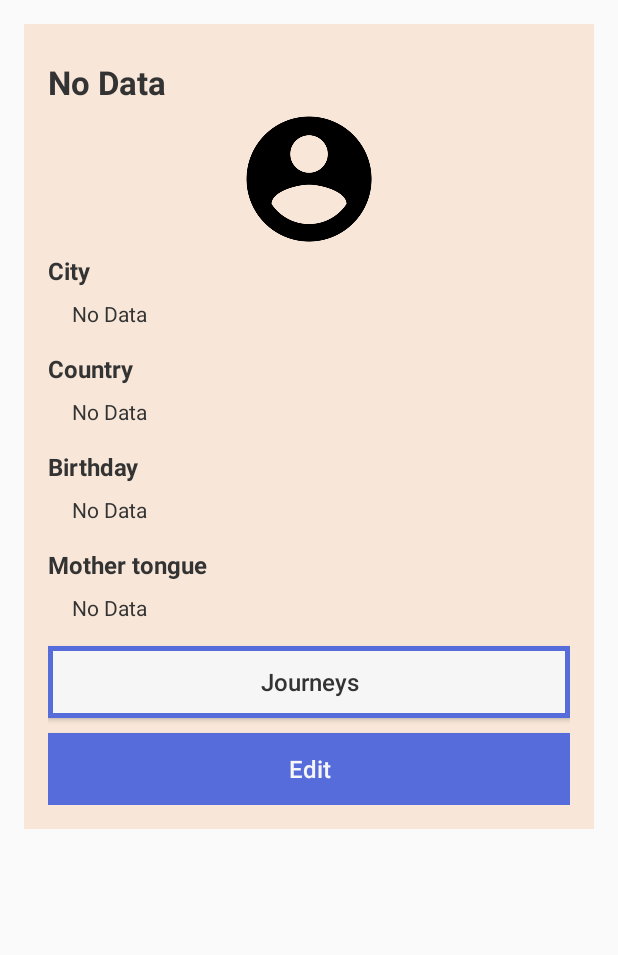
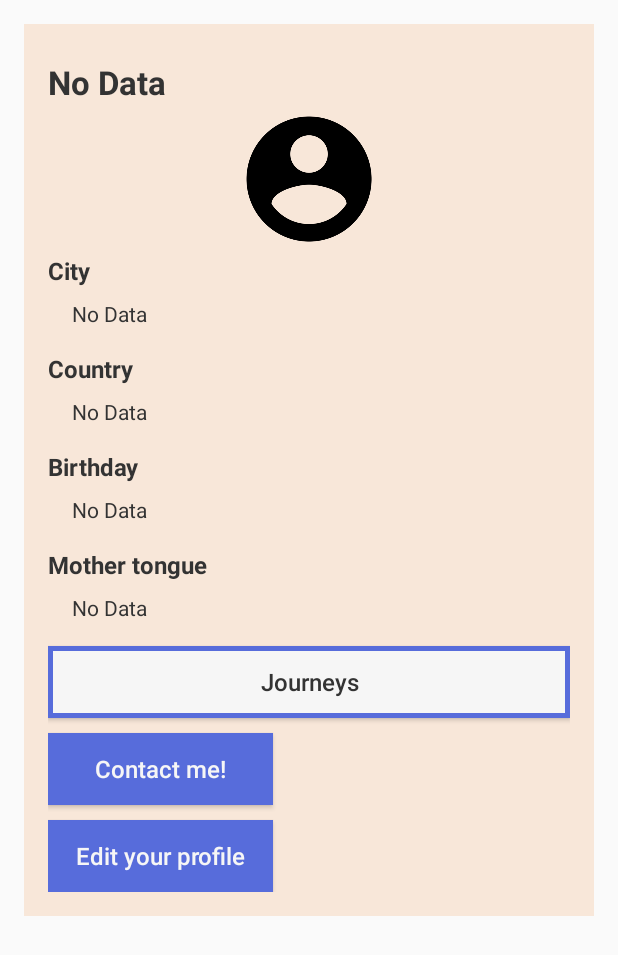
Before and after one commit to isperr/citybuddy_reisenbichler_sperr, an Android app: the layout activity_profile.xml on its own in the app's theme, with its tools: preview values and no code run, on a phone screen of 412 x 824 dp. Shown: the top 955 px of the screen. Run offline under Robolectric (Android 15) with nearby library versions, the phone set to English and light mode, and no system bars.

Commit message:
chore: add email contact function

```diff
--- a/app/build.gradle
+++ b/app/build.gradle
@@ -29,6 +29,7 @@ dependencies {
     implementation 'com.google.firebase:firebase-core:16.0.0'
     implementation 'com.google.firebase:firebase-auth:16.0.2'
     implementation 'com.google.firebase:firebase-storage:16.0.1'
+    compile 'de.cketti.mailto:email-intent-builder:1.0.0'
 }
 
 apply plugin: 'com.google.gms.google-services'
--- a/app/src/main/java/com/example/citybuddy/EditActivity.java
+++ b/app/src/main/java/com/example/citybuddy/EditActivity.java
@@ -210,7 +210,7 @@ public class EditActivity extends AppCompatActivity {
         TextView fullName = findViewById(R.id.profile_name);
         EditText country = findViewById(R.id.country);
         EditText birthday = findViewById(R.id.birthday);
-        EditText mothertongue = findViewById(R.id.mothertongue);
+        EditText motherTongue = findViewById(R.id.mothertongue);
         Intent intent = getIntent();
         Bundle bundle = intent.getExtras();
 
@@ -226,7 +226,7 @@ public class EditActivity extends AppCompatActivity {
             fullName.setText(String.valueOf(profileName));
             country.setText(String.valueOf(profileCountry));
             birthday.setText(String.valueOf(profileBirthday));
-            mothertongue.setText(String.valueOf(profileMothertongue));
+            motherTongue.setText(String.valueOf(profileMothertongue));
 
             downloadPic();
         }
--- a/app/src/main/res/layout/activity_edit.xml
+++ b/app/src/main/res/layout/activity_edit.xml
@@ -72,7 +72,7 @@
                 android:textStyle="bold"/>
 
             <TextView
-                android:id="@+id/country"
+                android:id="@+id/city"
                 android:layout_width="match_parent"
                 android:layout_height="wrap_content"
                 android:text="@string/no"
@@ -86,7 +86,7 @@
                 android:id="@+id/country_heading"
                 android:layout_width="match_parent"
                 android:layout_height="wrap_content"
-                android:layout_below="@id/country"
+                android:layout_below="@id/city"
                 android:text="@string/country"
                 android:textSize="16sp"
                 android:textColor="@color/blackColor"
--- a/app/src/main/res/layout/activity_profile.xml
+++ b/app/src/main/res/layout/activity_profile.xml
@@ -138,18 +138,36 @@
                 android:textSize="16sp"
                 android:layout_below="@id/mothertongue"/>
 
+            <LinearLayout
+                android:layout_below="@id/journey_button"
+                android:layout_width="match_parent"
+                android:layout_height="match_parent"
+                android:orientation="vertical">
+
+                <Button
+                    android:id="@+id/contact_button"
+                    android:layout_width="150dp"
+                    android:layout_height="wrap_content"
+                    android:textAllCaps="false"
+                    android:background="@color/darkBlueColor"
+                    android:textColor="@color/whiteColor"
+                    android:text="@string/contact"
+                    android:onClick="contactFunction"
+                    android:textSize="16sp"
+                    android:layout_marginTop="10dp"/>
+
                 <Button
                     android:id="@+id/edit_button"
-                android:layout_width="match_parent"
+                    android:layout_width="150dp"
                     android:layout_height="wrap_content"
-                android:text="Edit"
                     android:textAllCaps="false"
                     android:background="@color/darkBlueColor"
                     android:textColor="@color/whiteColor"
                     android:onClick="profileEdit"
                     android:textSize="16sp"
-                android:layout_marginTop="10dp"
-                android:layout_below="@id/journey_button"/>
+                    android:text="@string/edit"
+                    android:layout_marginTop="10dp" />
+            </LinearLayout>
 
 
         </RelativeLayout>
--- a/app/src/main/res/values/strings.xml
+++ b/app/src/main/res/values/strings.xml
@@ -41,6 +41,8 @@
 
     <string name="profile">Profile</string>
     <string name="your_profile">Want to look at your profile?</string>
+    <string name="contact">Contact me!</string>
+    <string name="edit">Edit your profile</string>
     <string name="searchbud">Search for a Buddy here</string>
     <string name="bycountry">by country</string>
     <string name="bylang">by language</string>
```
Also changed, not shown: app/src/main/java/com/example/citybuddy/ProfileActivity.java (+25 -3 lines). Lines whose indentation alone changed are shown as unchanged.
